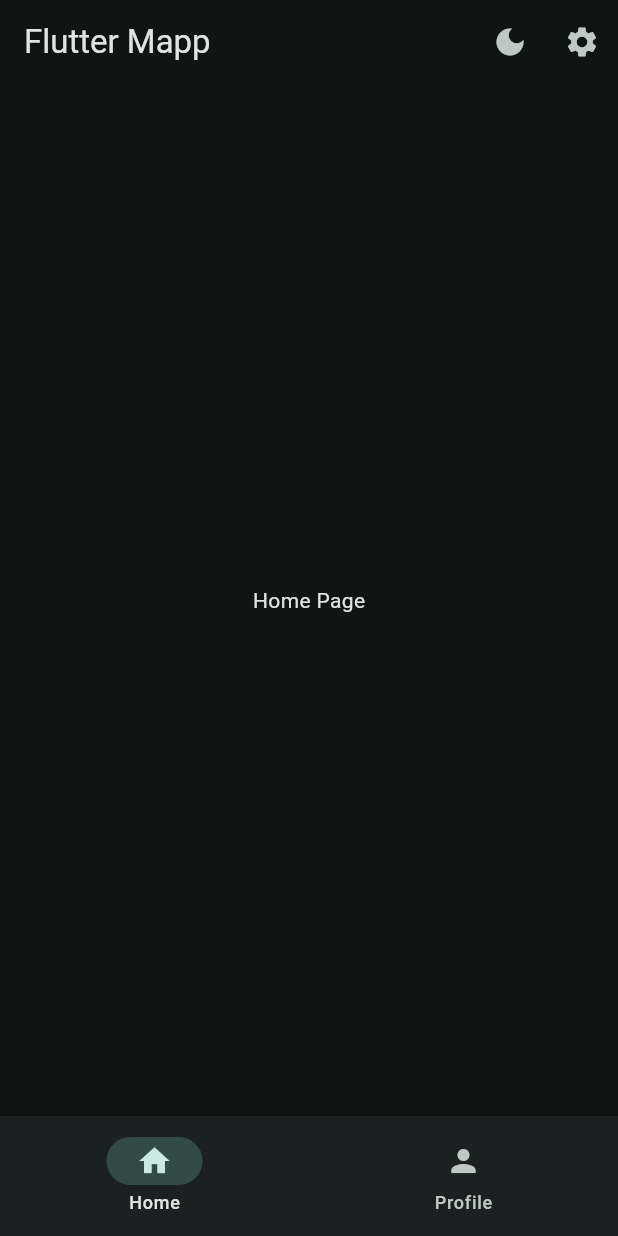
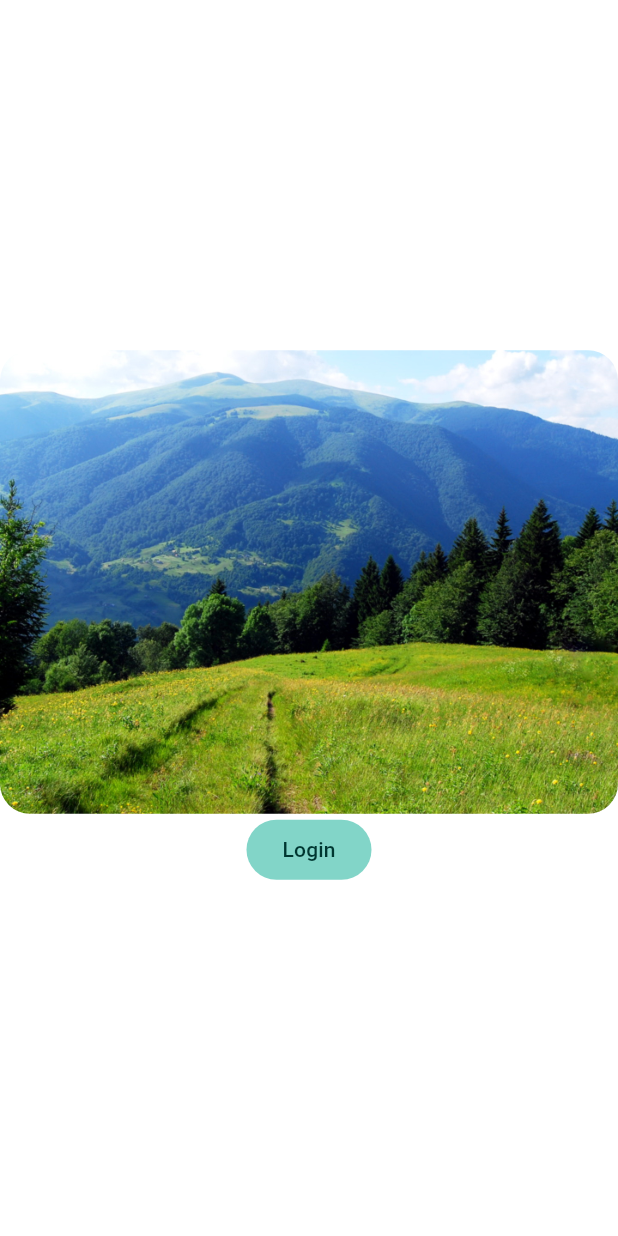
Before and after one commit to uazamula/flutter2026, a Flutter app: the screen it shows after launch, on a phone screen of 412 x 824 dp. Run offline on Flutter 3.47's test engine with Material 3 defaults, Android fonts, the phone set to English and light mode, and no system bars.

Commit message:
WelcomePage

```diff
--- a/lib/main.dart
+++ b/lib/main.dart
@@ -1,5 +1,6 @@
 import 'package:flutter/material.dart';
 import 'package:flutter2026/data/notifiers.dart';
+import 'package:flutter2026/views/pages/welcome_page.dart';
 import 'package:flutter2026/views/widget_tree.dart';
 import 'package:flutter2026/views/widgets/nav_bar_widget.dart';
 
@@ -29,7 +30,7 @@
               brightness: isDarkMode? Brightness.dark:Brightness.light,
             ),
           ),
-          home: WidgetTree()
+          home: WelcomePage()
         );
       }
     );
--- /dev/null
+++ b/lib/views/pages/welcome_page.dart
@@ -0,0 +1,32 @@
+import 'package:flutter/material.dart';
+import 'package:flutter2026/views/widget_tree.dart';
+
+class WelcomePage extends StatelessWidget {
+  const WelcomePage({super.key});
+
+  @override
+  Widget build(BuildContext context) {
+    return Column(
+      mainAxisAlignment: .center,
+      children: [
+        ClipRRect(
+          borderRadius: BorderRadiusGeometry.circular(20),
+          child: Image.asset('assets/images/karpat.jpg'),
+        ),
+        FilledButton(
+          onPressed: () {
+            Navigator.pushReplacement(
+              context,
+              MaterialPageRoute(
+                builder: (context) {
+                  return WidgetTree();
+                },
+              ),
+            );
+          },
+          child: Text('Login'),
+        ),
+      ],
+    );
+  }
+}
```
